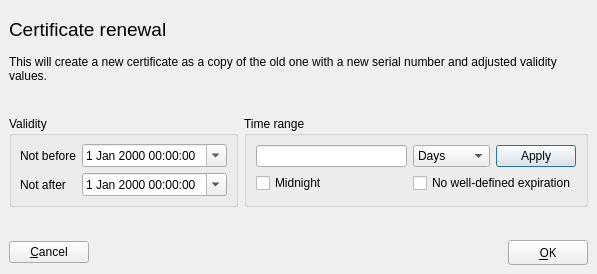
Before: the Qt Designer form ui/CertExtend.ui in chris2511/xca, drawn with Qt 5.
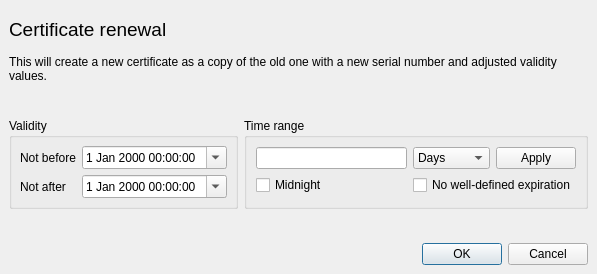
After: the same form once the commit is applied. Custom widgets are drawn as their Qt base class.

The edit to the form file:
```diff
--- a/ui/CertExtend.ui
+++ b/ui/CertExtend.ui
@@ -226,58 +226,11 @@
     </spacer>
    </item>
    <item>
-    <layout class="QHBoxLayout">
-     <property name="spacing">
-      <number>6</number>
+    <widget class="QDialogButtonBox" name="buttonBox">
+     <property name="standardButtons">
+      <set>QDialogButtonBox::Cancel|QDialogButtonBox::Ok</set>
      </property>
-     <property name="margin">
-      <number>0</number>
-     </property>
-     <item>
-      <widget class="QPushButton" name="PushButton3">
-       <property name="text">
-        <string>&amp;Cancel</string>
-       </property>
-       <property name="shortcut">
-        <number>276824131</number>
-       </property>
-      </widget>
-     </item>
-     <item>
-      <spacer>
-       <property name="orientation">
-        <enum>Qt::Horizontal</enum>
-       </property>
-       <property name="sizeType">
-        <enum>QSizePolicy::Expanding</enum>
-       </property>
-       <property name="sizeHint" stdset="0">
-        <size>
-         <width>20</width>
-         <height>20</height>
-        </size>
-       </property>
-      </spacer>
-     </item>
-     <item>
-      <widget class="QPushButton" name="PushButton2">
-       <property name="font">
-        <font>
-         <family>Sans Serif</family>
-         <pointsize>9</pointsize>
-         <weight>50</weight>
-         <italic>false</italic>
-         <bold>false</bold>
-         <underline>false</underline>
-         <strikeout>false</strikeout>
-        </font>
-       </property>
-       <property name="text">
-        <string>&amp;OK</string>
-       </property>
-      </widget>
-     </item>
-    </layout>
+    </widget>
    </item>
   </layout>
  </widget>
```
Left out of the diff: 66 changed lines with no effect on the pictures.
